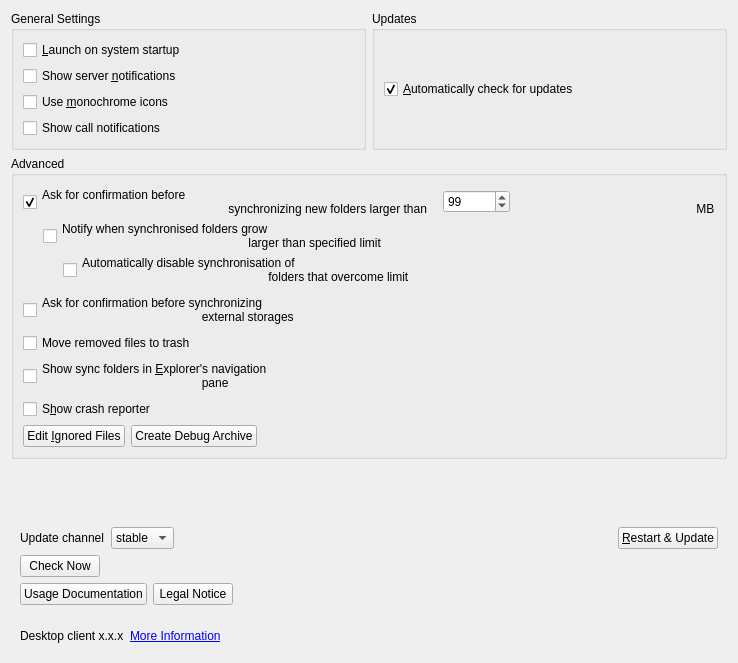
The window that src/gui/generalsettings.ui (IONOS-Productivity/nc-desktop) describes before a commit, drawn with Qt 5.
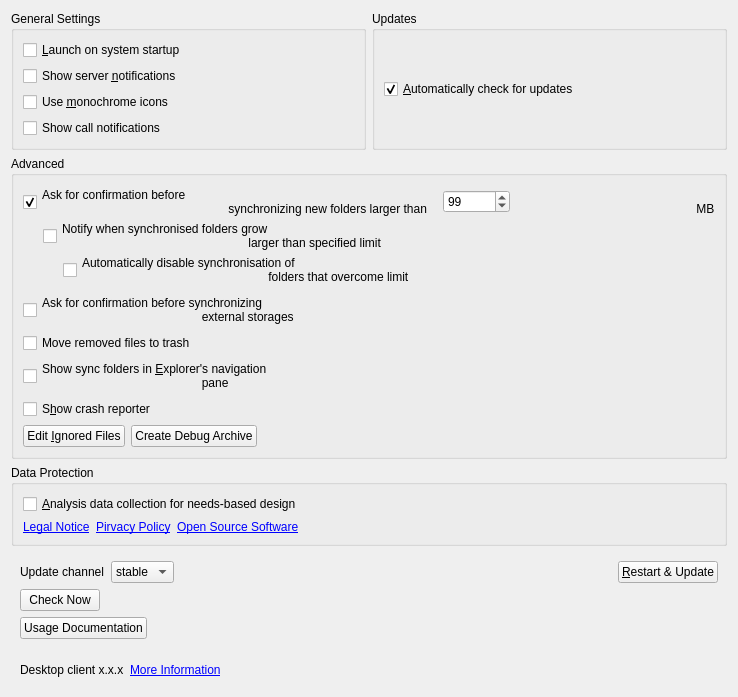
The same window after the commit.

Commit message: [SES-23][SES-18] Added Data Protection Part

```diff
--- a/src/gui/generalsettings.ui
+++ b/src/gui/generalsettings.ui
@@ -303,7 +303,71 @@
                     </layout>
                 </widget>
             </item>
-
+            <item>
+                <widget class="QGroupBox" name="dataprotection_groupbox">
+                    <property name="title">
+                        <string>Data Protection</string>
+                    </property>
+                    <layout class="QVBoxLayout">
+                        <item>                        
+                            <widget class="QCheckBox" name="sendData_checkbox">
+                                <property name="text">
+                                    <string>&amp;Analysis data collection for needs-based design </string>
+                                </property>
+                            </widget>
+                        </item>
+                        <item>
+                            <layout class="QHBoxLayout">
+                                <item>
+                                    <widget class="QLabel" name="legalNoticeLink">
+                                        <property name="text">
+                                            <string>&lt;a href="https://example.com"&gt;Legal Notice&lt;/a&gt;</string>
+                                        </property>
+                                        <property name="openExternalLinks">
+                                            <bool>false</bool>
+                                        </property>
+                                    </widget>
+                                </item>
+                                <item>
+                                    <widget class="QLabel" name="privacyLink">
+                                        <property name="text">
+                                            <string>&lt;a href="https://example.com"&gt;Pirvacy
+                                                Policy&lt;/a&gt;</string>
+                                        </property>
+                                        <property name="openExternalLinks">
+                                            <bool>false</bool>
+                                        </property>
+                                    </widget>
+                                </item>
+                                <item>
+                                    <widget class="QLabel" name="openSourceLink">
+                                        <property name="text">
+                                            <string>&lt;a href="https://example.com"&gt;Open Source
+                                                Software&lt;/a&gt;</string>
+                                        </property>
+                                        <property name="openExternalLinks">
+                                            <bool>false</bool>
+                                        </property>
+                                    </widget>
+                                </item>
+                                <item>
+                                    <spacer name="horizontalSpacer">
+                                        <property name="orientation">
+                                            <enum>Qt::Horizontal</enum>
+                                        </property>
+                                        <property name="sizeHint" stdset="0">
+                                            <size>
+                                                <width>20</width>
+                                                <height>0</height>
+                                            </size>
+                                        </property>
+                                    </spacer>
+                                </item>
+                            </layout>
+                        </item>   
+                    </layout> 
+                </widget>
+            </item>
             <!-- verticalSpacer -->
             <item>
                 <spacer name="verticalSpacer">
@@ -444,13 +508,6 @@
                                                     </property>
                                                 </widget>
                                             </item>
-                                            <item>
-                                                <widget class="QPushButton" name="legalNoticeButton">
-                                                    <property name="text">
-                                                        <string>Legal Notice</string>
-                                                    </property>
-                                                </widget>
-                                            </item>
                                             <item>
                                                 <spacer name="horizontalSpacer_2">
                                                     <property name="orientation">
```
The commit also changes 1 other file.
